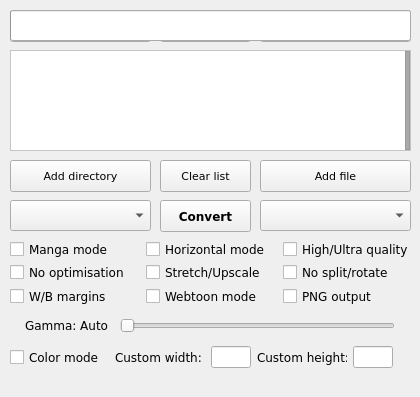
The window that gui/KCC-Linux.ui (ciromattia/kcc) describes before a commit, drawn with Qt 5.
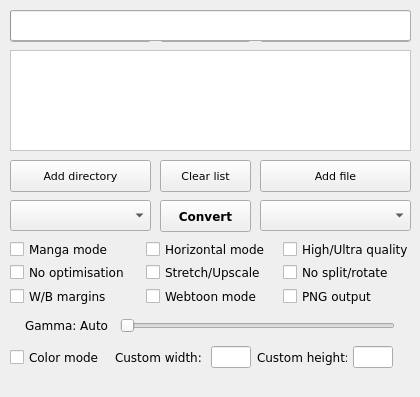
The same window after the commit. Icons and pictures are not drawn.

Patch:
```diff
--- a/gui/KCC-Linux.ui
+++ b/gui/KCC-Linux.ui
@@ -451,9 +451,6 @@
     <property name="styleSheet">
      <string notr="true">QListWidget#JobList {background:#ffffff;background-image:url(:/Other/icons/list_background.png);background-position:center center;background-repeat:no-repeat;}QScrollBar:vertical{border:1px solid #999;background:#FFF;width:5px;margin:0}QScrollBar::handle:vertical{background:DarkGray;min-height:0}QScrollBar::add-line:vertical{height:0;background:DarkGray;subcontrol-position:bottom;subcontrol-origin:margin}QScrollBar::sub-line:vertical{height:0;background:DarkGray;subcontrol-position:top;subcontrol-origin:margin}QScrollBar:horizontal{border:1px solid #999;background:#FFF;height:5px;margin:0}QScrollBar::handle:horizontal{background:DarkGray;min-width:0}QScrollBar::add-line:horizontal{width:0;background:DarkGray;subcontrol-position:bottom;subcontrol-origin:margin}QScrollBar::sub-line:horizontal{width:0;background:DarkGray;subcontrol-position:top;subcontrol-origin:margin}</string>
     </property>
-    <property name="verticalScrollBarPolicy">
-     <enum>Qt::ScrollBarAlwaysOn</enum>
-    </property>
     <property name="showDropIndicator" stdset="0">
      <bool>false</bool>
     </property>
```
Left out of the diff: 6 changed lines with no effect on the pictures.
